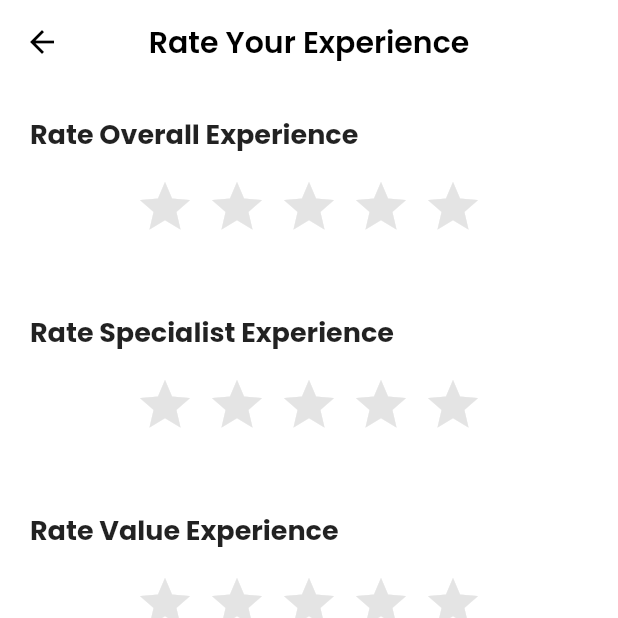
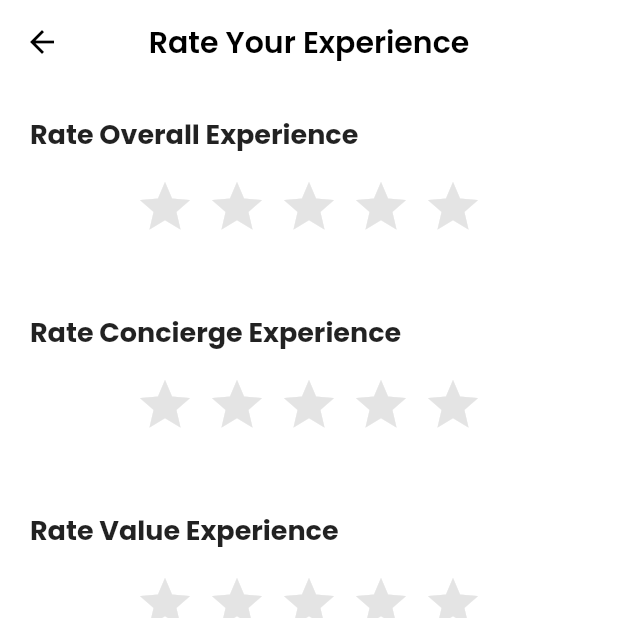
Before and after one commit to izanna-lev/flutter, a Flutter app: the RateYourExperience screen opened by its route, on a phone screen of 412 x 824 dp, the top half of it. Run offline on Flutter 3.47's test engine with Material 2 defaults, Android fonts, the phone set to English and light mode, and no system bars; drawn by our look-alikes of flutter_rating_bar; our stand-ins replace connectivity_plus, firebase_core, firebase_messaging, flutter_linkify, flutter_local_notifications, flutter_native_timezone and 13 more; missing offline and left inert: connectivity_plus_web, dart:ffi, fl_country_code_picker, geolocator_android, geolocator_apple, image_cropper_for_web and 5 more; accounts and stored records are empty; statements that could not run were skipped.

Commit message:
Update - Text updated for specialist word.

```diff
--- a/lib/ui/screen/Home_screen/itinerary_details/itinerary_detailes_screen.dart
+++ b/lib/ui/screen/Home_screen/itinerary_details/itinerary_detailes_screen.dart
@@ -771,7 +771,7 @@ class _ItineraryDetailScreenState extends State<ItineraryDetailScreen> {
       context: context,
       title: "Cancel Trip",
       content:
-          "Are you sure you want to request a cancellation? Different reservations will have different policies. Inform your specialist through chat.",
+          "Are you sure you want to request a cancellation? Different reservations will have different policies. Inform your concierge through chat.",
       policyText: "Cancellation Policy",
       contentSize: 1,
       policyTextOnTap: () {
@@ -800,7 +800,7 @@ class _ItineraryDetailScreenState extends State<ItineraryDetailScreen> {
       context: context,
       title: "Are you sure you’re ready to approve?",
       content:
-          "By clicking approve, you are letting your specialist know that you are happy with the itinerary provided and ready to pay the amount listed. If you don’t have a payment method added, please click Confirm & Add Card below. Your selected payment method will be charged \$${itineraryDetailScreenController.itineraryDetailsListModel?.price} today and your specialist will proceed with bookings.",
+          "By clicking approve, you are letting your concierge know that you are happy with the itinerary provided and ready to pay the amount listed. If you don’t have a payment method added, please click Confirm & Add Card below. Your selected payment method will be charged \$${itineraryDetailScreenController.itineraryDetailsListModel?.price} today and your concierge will proceed with bookings.",
       contentSize: 1,
       noonTap: () {
         Get.back();
@@ -821,7 +821,7 @@ class _ItineraryDetailScreenState extends State<ItineraryDetailScreen> {
       context: context,
       title: "Are you sure you’re ready to approve?",
       content:
-          "By clicking approve, you are letting your specialist know that you are happy with the itinerary provided and ready to pay the amount listed. Your selected payment method will be charged\$${itineraryDetailScreenController.itineraryDetailsListModel?.price} today and your specialist will proceed with bookings. Please click Confirm & Pay to continue.",
+          "By clicking approve, you are letting your concierge know that you are happy with the itinerary provided and ready to pay the amount listed. Your selected payment method will be charged\$${itineraryDetailScreenController.itineraryDetailsListModel?.price} today and your concierge will proceed with bookings. Please click Confirm & Pay to continue.",
       contentSize: 1,
       noonTap: () {
         Get.back();
--- a/lib/ui/screen/Home_screen/itinerary_details/rate_your_experience.dart
+++ b/lib/ui/screen/Home_screen/itinerary_details/rate_your_experience.dart
@@ -73,7 +73,7 @@ class _RateYourExperienceState extends State<RateYourExperience> {
                       ],
                     ),
                     const SizedBox(height: 50),
-                    rateText(text: "Rate Specialist Experience"),
+                    rateText(text: "Rate Concierge Experience"),
                     Row(
                       mainAxisAlignment: MainAxisAlignment.center,
                       children: [
--- a/lib/ui/screen/Home_screen/view/pending_screen.dart
+++ b/lib/ui/screen/Home_screen/view/pending_screen.dart
@@ -77,7 +77,7 @@ class _PendingScreenState extends State<PendingScreen> {
               const Padding(
                 padding: EdgeInsets.symmetric(horizontal: 40),
                 child: Text(
-                  "Click the icon to submit your itinerary request. Once received, you will be matched with a specialist to create your travel plans. They will appear here.",
+                  "Click the icon to submit your itinerary request. Once received, you will be matched with a concierge to create your travel plans. They will appear here.",
                   textAlign: TextAlign.center,
                   style: TextStyle(
                     fontSize: 14,
```
